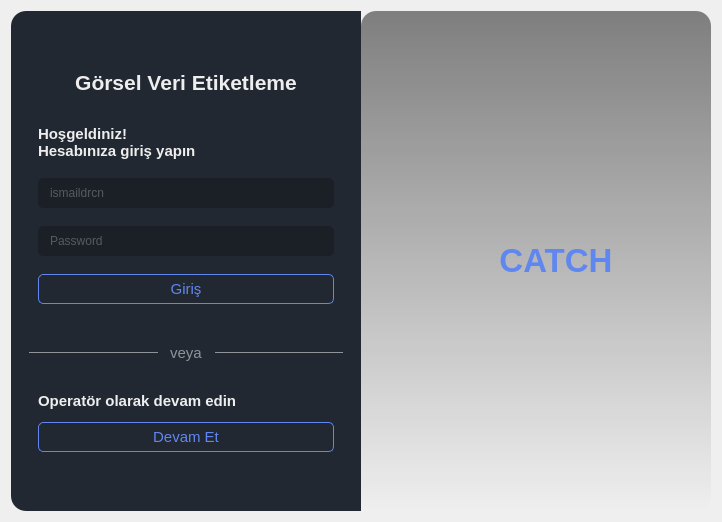
This is templates/ui/login.ui in ismaildrcn/data-labeling as Qt 5 draws it before an edit. The edited form follows.
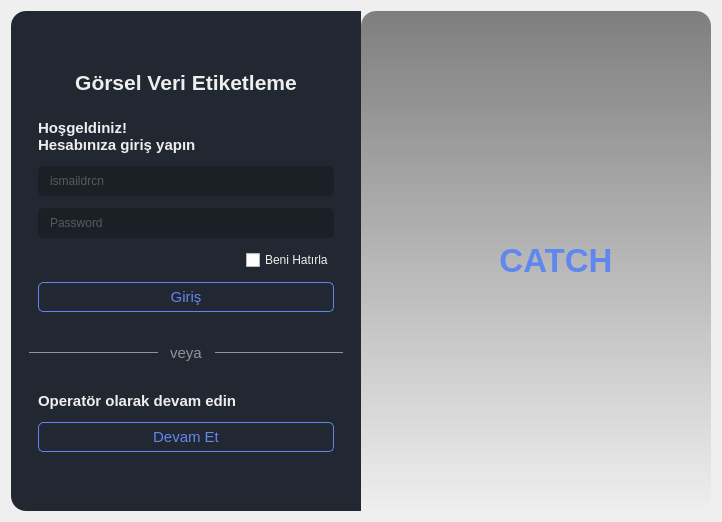
This is the edited form. Icons and pictures are not drawn.

Commit message: Add remember me feature

Patch:
```diff
--- a/templates/ui/login.ui
+++ b/templates/ui/login.ui
@@ -26,7 +26,7 @@
       </size>
      </property>
      <property name="styleSheet">
-      <string notr="true">QLabel{
+      <string notr="true">QLabel, QCheckBox{
 	color: #EEEEEE;
 }
 QLineEdit{
@@ -192,6 +192,13 @@
               </property>
              </widget>
             </item>
+            <item alignment="Qt::AlignRight">
+             <widget class="QCheckBox" name="checkBox_remember_me">
+              <property name="text">
+               <string>Beni Hatırla</string>
+              </property>
+             </widget>
+            </item>
             <item>
              <widget class="QPushButton" name="pushButton_login">
               <property name="minimumSize">
```
The commit also changes 3 other files.
